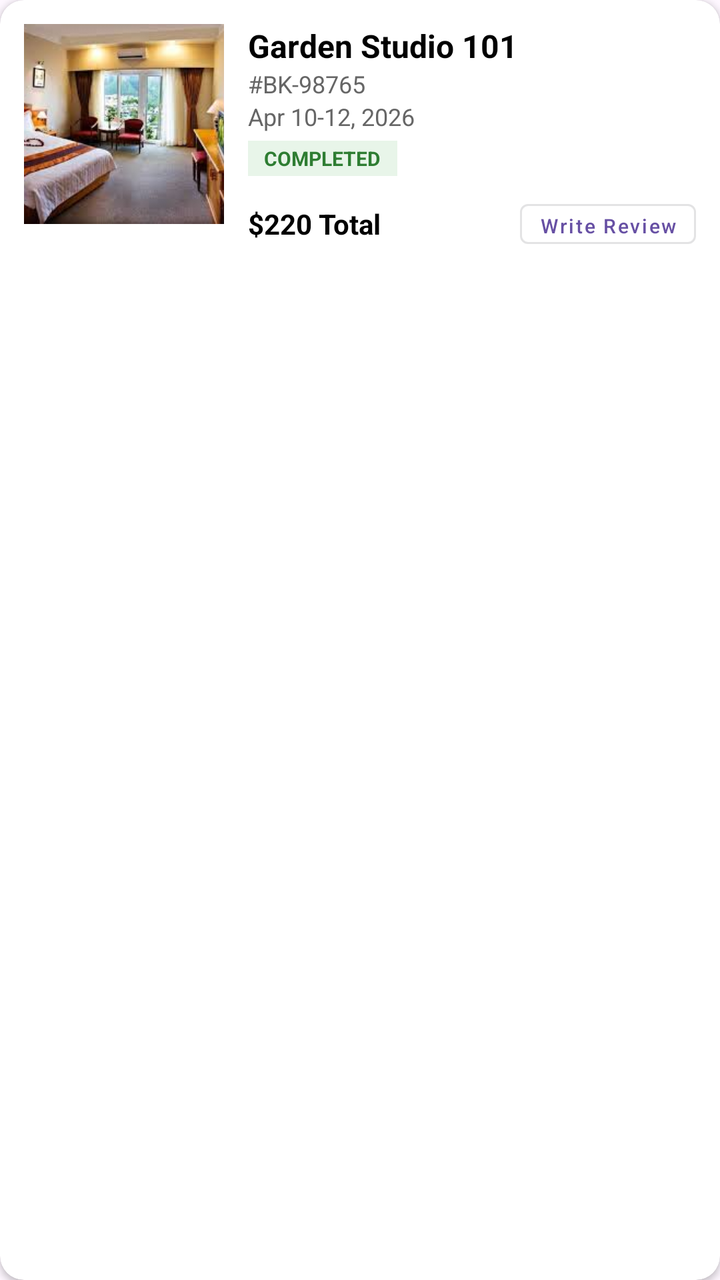
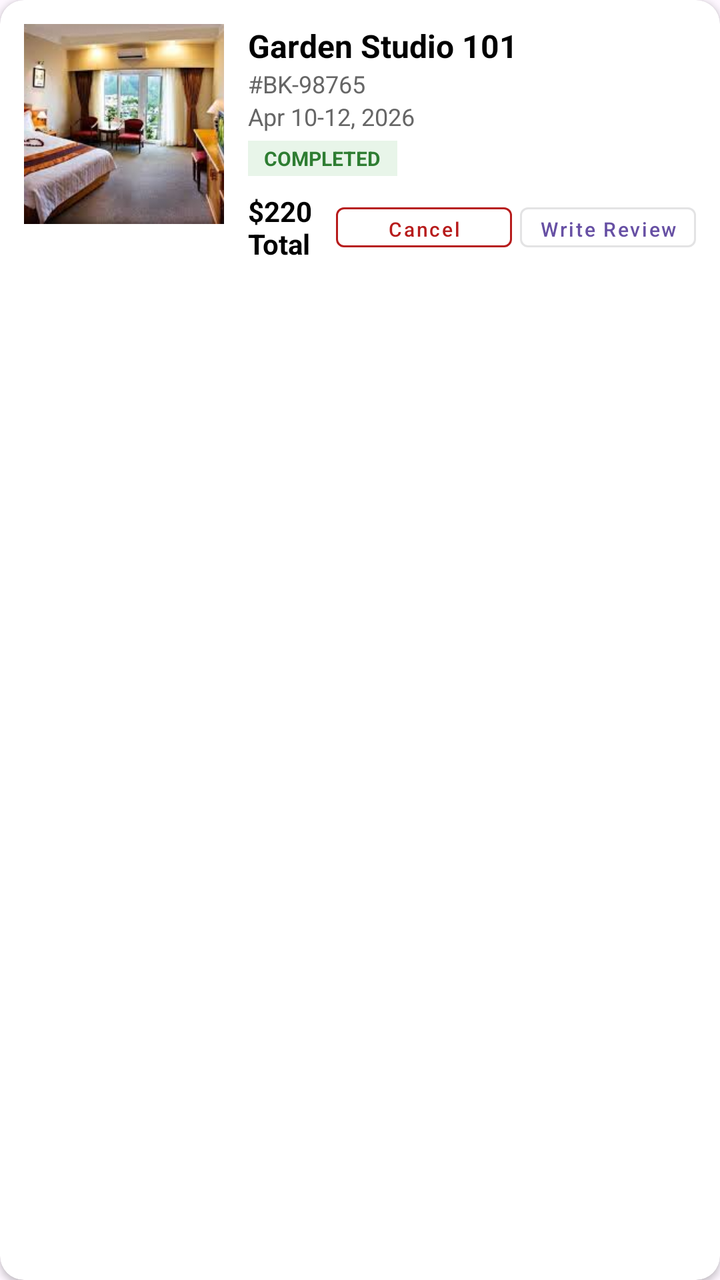

Two renders of the same Android screen: before a commit and after it. Below are the layout's source before the change and the commit's diff.
<!-- AndroidManifest.xml: application theme Theme.HotelManagement -->
<!-- res/layout/item_trip.xml -->
<?xml version="1.0" encoding="utf-8"?>
<androidx.cardview.widget.CardView xmlns:android="http://schemas.android.com/apk/res/android"
    xmlns:app="http://schemas.android.com/apk/res-auto"
    android:layout_width="match_parent"
    android:layout_height="wrap_content"
    android:layout_margin="8dp"
    app:cardCornerRadius="12dp"
    app:cardElevation="2dp">

    <LinearLayout
        android:layout_width="match_parent"
        android:layout_height="wrap_content"
        android:orientation="horizontal"
        android:padding="12dp">

        <ImageView
            android:id="@+id/imgTripRoom"
            android:layout_width="100dp"
            android:layout_height="100dp"
            android:scaleType="centerCrop"
            android:src="@drawable/room1" />

        <LinearLayout
            android:layout_width="match_parent"
            android:layout_height="wrap_content"
            android:layout_marginStart="12dp"
            android:orientation="vertical">

            <TextView
                android:id="@+id/txtTripRoomName"
                android:layout_width="wrap_content"
                android:layout_height="wrap_content"
                android:text="Garden Studio 101"
                android:textColor="#000000"
                android:textSize="16sp"
                android:textStyle="bold" />

            <TextView
                android:id="@+id/txtTripId"
                android:layout_width="wrap_content"
                android:layout_height="wrap_content"
                android:text="#BK-98765"
                android:textColor="#666666"
                android:textSize="12sp" />

            <TextView
                android:id="@+id/txtTripDates"
                android:layout_width="wrap_content"
                android:layout_height="wrap_content"
                android:text="Apr 10-12, 2026"
                android:textColor="#666666"
                android:textSize="12sp" />

            <TextView
                android:id="@+id/txtTripStatus"
                android:layout_width="wrap_content"
                android:layout_height="wrap_content"
                android:layout_marginTop="4dp"
                android:background="#E8F5E9"
                android:paddingHorizontal="8dp"
                android:paddingVertical="2dp"
                android:text="COMPLETED"
                android:textColor="#2E7D32"
                android:textSize="10sp"
                android:textStyle="bold" />

            <LinearLayout
                android:layout_width="match_parent"
                android:layout_height="wrap_content"
                android:layout_marginTop="8dp"
                android:gravity="center_vertical"
                android:orientation="horizontal">

                <TextView
                    android:id="@+id/txtTripPrice"
                    android:layout_width="0dp"
                    android:layout_height="wrap_content"
                    android:layout_weight="1"
                    android:text="$220 Total"
                    android:textColor="#000000"
                    android:textStyle="bold" />

                <Button
                    android:id="@+id/btnWriteReview"
                    style="@style/Widget.MaterialComponents.Button.OutlinedButton"
                    android:layout_width="wrap_content"
                    android:layout_height="32dp"
                    android:paddingHorizontal="8dp"
                    android:text="Write Review"
                    android:textAllCaps="false"
                    android:textSize="10sp" />
            </LinearLayout>
        </LinearLayout>
    </LinearLayout>
</androidx.cardview.widget.CardView>
<!-- resources referenced by this layout -->
<resources>
  <!-- drawable room1: jpg bitmap (drawable, 9051 bytes) -->
  <style name="Theme.HotelManagement" parent="Base.Theme.HotelManagement" />
  <style name="Base.Theme.HotelManagement" parent="Theme.Material3.DayNight.NoActionBar">
          
          
      </style>
</resources>

<!-- the commit's change to res/layout/item_trip.xml (unified diff, before → after) -->
@@ -81,6 +81,19 @@
                     android:textStyle="bold" />
 
                 <Button
+                    android:id="@+id/btnCancelTrip"
+                    style="@style/Widget.MaterialComponents.Button.OutlinedButton"
+                    android:layout_width="wrap_content"
+                    android:layout_height="32dp"
+                    android:layout_marginEnd="4dp"
+                    android:paddingHorizontal="8dp"
+                    android:text="Cancel"
+                    android:textAllCaps="false"
+                    android:textColor="#B71C1C"
+                    app:strokeColor="#B71C1C"
+                    android:textSize="10sp" />
+
+                <Button
                     android:id="@+id/btnWriteReview"
                     style="@style/Widget.MaterialComponents.Button.OutlinedButton"
                     android:layout_width="wrap_content"
